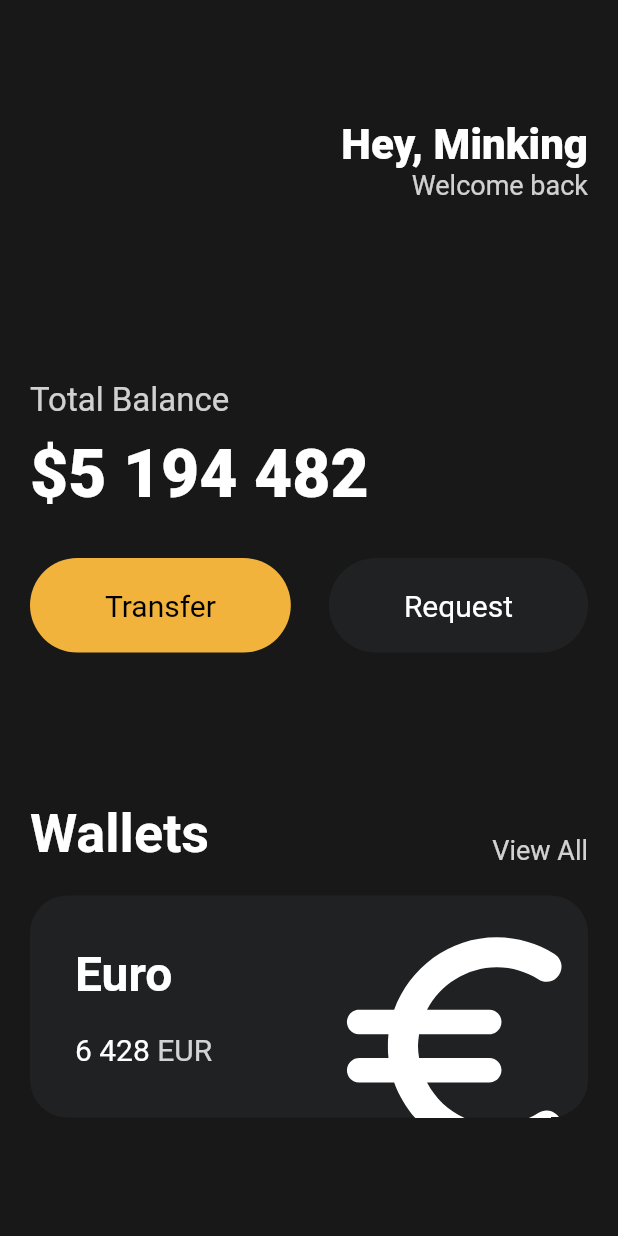
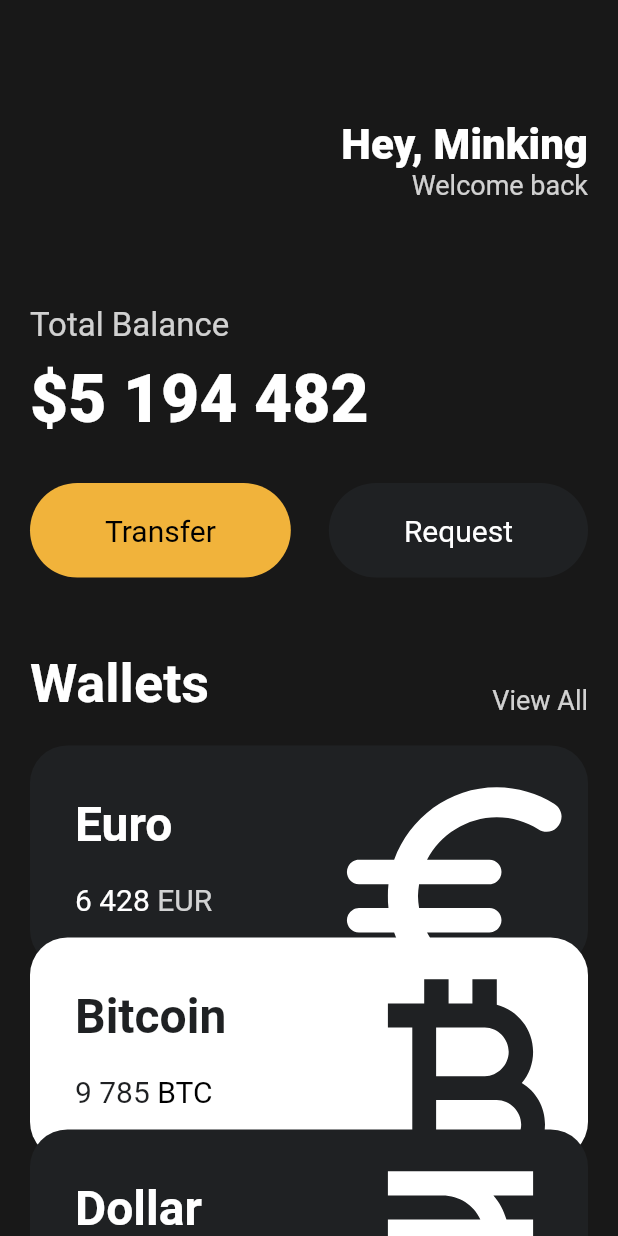
Before and after one commit to BathwithRadio/Flutter-NomadCoder-Webtoon, a Flutter app: the screen it shows after launch, on a phone screen of 412 x 824 dp. Run offline on Flutter 3.47's test engine with Material 2 defaults, Android fonts, the phone set to English and light mode, and no system bars.

Commit message:
Resusable Code , Code challenge

```diff
--- a/toonflix/lib/main.dart
+++ b/toonflix/lib/main.dart
@@ -1,5 +1,6 @@
 import 'package:flutter/material.dart';
 import 'package:toonflix/widgets/button.dart';
+import 'package:toonflix/widgets/currency_card.dart';
 
 void main() {
   runApp(App());
@@ -19,8 +20,8 @@ class App extends StatelessWidget {
       home: Scaffold(
         // named parameter
         backgroundColor: const Color(0xFF181818),
-
-        body: Padding(
+        body: SingleChildScrollView(
+          child: Padding(
             padding: const EdgeInsets.symmetric(
               horizontal: 20,
             ),
@@ -58,7 +59,7 @@ class App extends StatelessWidget {
                   ],
                 ),
                 const SizedBox(
-                height: 120,
+                  height: 70,
                 ),
                 Text(
                   'Total Balance',
@@ -97,7 +98,7 @@ class App extends StatelessWidget {
                   ],
                 ),
                 const SizedBox(
-                height: 100,
+                  height: 50,
                 ),
                 Row(
                   crossAxisAlignment: CrossAxisAlignment.end,
@@ -126,70 +127,32 @@ class App extends StatelessWidget {
                 const SizedBox(
                   height: 20,
                 ),
-              Container(
-                clipBehavior: Clip.hardEdge,
-                decoration: BoxDecoration(
-                  color: const Color(0xFF1F2123),
-                  borderRadius: BorderRadius.circular(25),
+                const CurrencyCard(
+                  name: 'Euro',
+                  code: 'EUR',
+                  amount: '6 428',
+                  icon: Icons.euro_rounded,
+                  isInverted: false,
+                  order: 1,
                 ),
-                child: Padding(
-                  padding: const EdgeInsets.all(30),
-                  child: Row(
-                    mainAxisAlignment: MainAxisAlignment.spaceBetween,
-                    children: [
-                      Column(
-                        crossAxisAlignment: CrossAxisAlignment.start,
-                        children: [
-                          // const는 사용하는 widget에 따라 위치가 변경될 필요가 있다.
-                          const Text(
-                            'Euro',
-                            style: TextStyle(
-                                color: Colors.white,
-                                fontSize: 32,
-                                fontWeight: FontWeight.w600),
+                const CurrencyCard(
+                  name: 'Bitcoin',
+                  code: 'BTC',
+                  amount: '9 785',
+                  icon: Icons.currency_bitcoin,
+                  isInverted: true,
+                  order: 2,
                 ),
-                          const SizedBox(
-                            height: 20,
-                          ),
-                          Row(
-                            children: [
-                              const Text(
-                                '6 428',
-                                style: TextStyle(
-                                  color: Colors.white,
-                                  fontSize: 20,
-                                ),
-                              ),
-                              const SizedBox(
-                                width: 5,
-                              ),
-                              Text(
-                                'EUR',
-                                style: TextStyle(
-                                  color: Colors.white.withOpacity(0.8),
-                                  fontSize: 20,
-                                ),
+                const CurrencyCard(
+                  name: 'Dollar',
+                  code: 'USD',
+                  amount: '428',
+                  icon: Icons.currency_rupee,
+                  isInverted: false,
+                  order: 3,
                 ),
               ],
-                          )
-                        ],
             ),
-                      Transform.scale(
-                        scale: 2.2,
-                        child: Transform.translate(
-                          offset: const Offset(-5, 12),
-                          child: const Icon(
-                            Icons.euro_rounded,
-                            color: Colors.white,
-                            size: 88,
-                          ),
-                        ),
-                      )
-                    ],
-                  ),
-                ),
-              ),
-            ],
           ),
         ),
       ),
--- /dev/null
+++ b/toonflix/lib/widgets/currency_card.dart
@@ -0,0 +1,96 @@
+import 'package:flutter/material.dart';
+
+class CurrencyCard extends StatelessWidget {
+  //
+
+  final String name, code, amount;
+  final IconData icon;
+  final bool isInverted;
+  final int order; //1 -> offset 0 / 2 -> offset 20
+  // blackColor가 무엇인지 이미 알기 때문에 Constructor에 들어갈 필요가 없음
+  // _ meaning private
+  final _blackColor = const Color(0xFF1F2123);
+
+  const CurrencyCard({
+    super.key,
+    required this.name,
+    required this.code,
+    required this.amount,
+    required this.icon,
+    required this.isInverted,
+    required this.order,
+  });
+
+  @override
+  Widget build(BuildContext context) {
+    //
+    return Transform.translate(
+      offset: Offset(0, (-20 * (order - 1))),
+      child: Container(
+        clipBehavior: Clip.hardEdge,
+        decoration: BoxDecoration(
+          color: isInverted ? Colors.white : _blackColor,
+          borderRadius: BorderRadius.circular(25),
+        ),
+        child: Padding(
+          padding: const EdgeInsets.all(30),
+          child: Row(
+            mainAxisAlignment: MainAxisAlignment.spaceBetween,
+            children: [
+              Column(
+                crossAxisAlignment: CrossAxisAlignment.start,
+                children: [
+                  // const는 사용하는 widget에 따라 위치가 변경될 필요가 있다.
+                  Text(
+                    name,
+                    style: TextStyle(
+                        color: isInverted ? _blackColor : Colors.white,
+                        fontSize: 32,
+                        fontWeight: FontWeight.w600),
+                  ),
+                  const SizedBox(
+                    height: 20,
+                  ),
+                  Row(
+                    children: [
+                      Text(
+                        amount,
+                        style: TextStyle(
+                          color: isInverted ? _blackColor : Colors.white,
+                          fontSize: 20,
+                        ),
+                      ),
+                      const SizedBox(
+                        width: 5,
+                      ),
+                      Text(
+                        code,
+                        style: TextStyle(
+                          color: isInverted
+                              ? Colors.black
+                              : Colors.white.withOpacity(0.8),
+                          fontSize: 20,
+                        ),
+                      ),
+                    ],
+                  )
+                ],
+              ),
+              Transform.scale(
+                scale: 2.2,
+                child: Transform.translate(
+                  offset: const Offset(-5, 12),
+                  child: Icon(
+                    icon,
+                    color: isInverted ? _blackColor : Colors.white,
+                    size: 88,
+                  ),
+                ),
+              )
+            ],
+          ),
+        ),
+      ),
+    );
+  }
+}
```
Also changed, not shown: 1 other file. Lines whose indentation alone changed are shown as unchanged.
